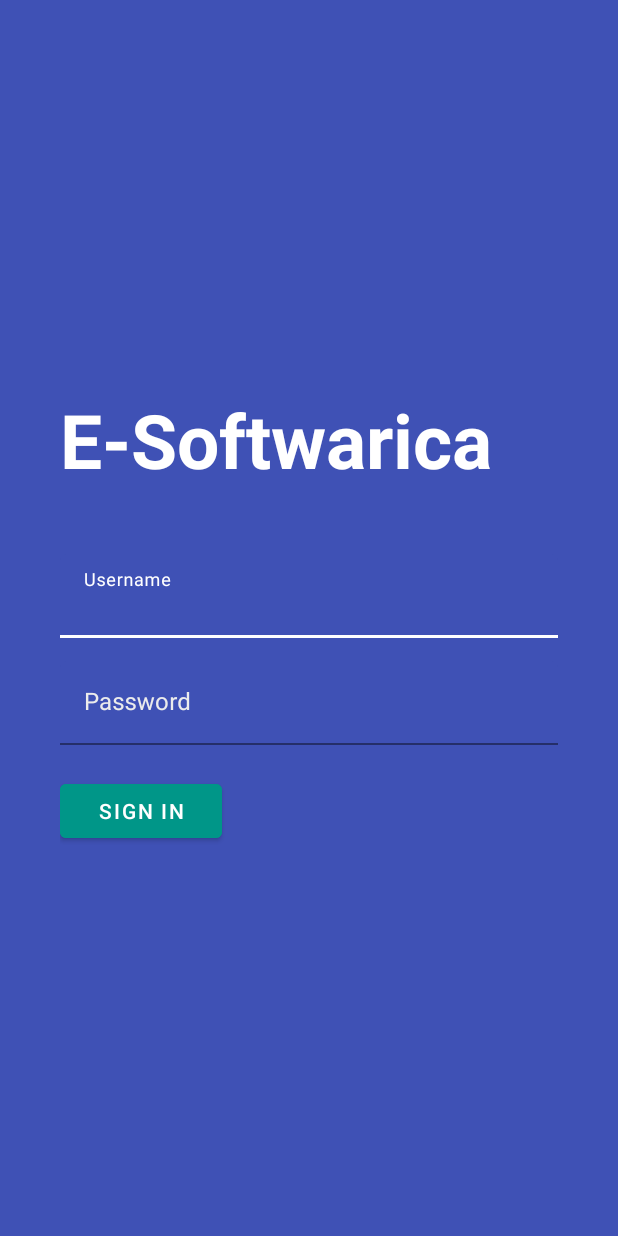
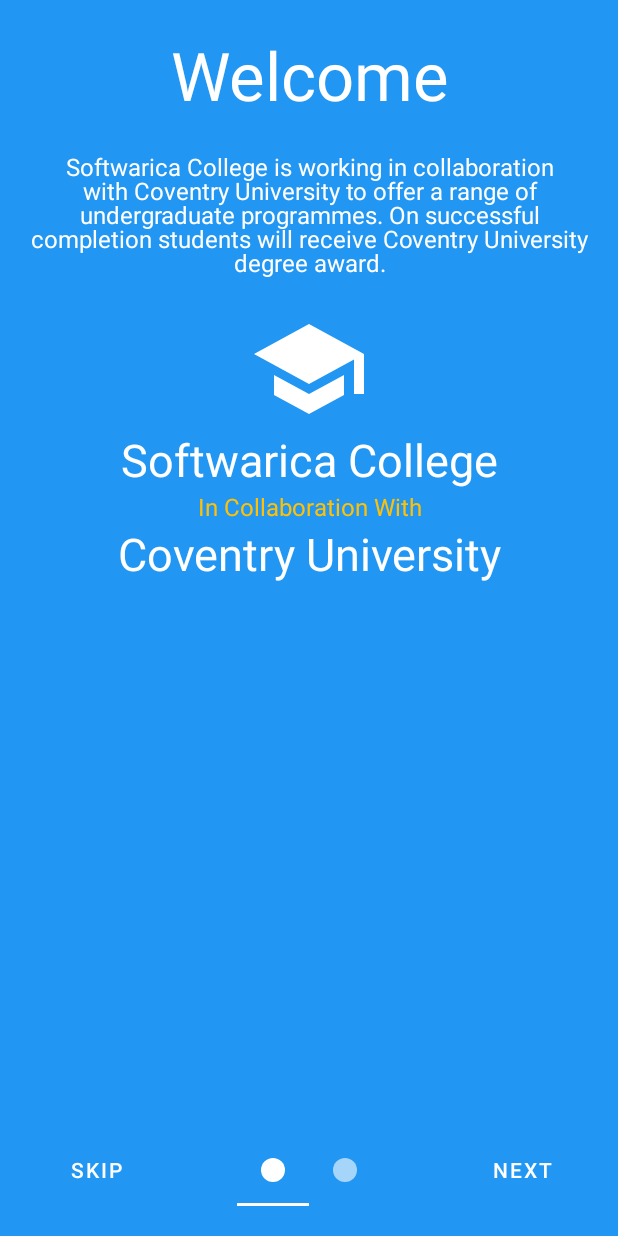
Before and after one commit to basantashubhu/week6assignment-android, an Android app: the screen it shows after launch (LoginActivity before the commit, WelcomeActivity after it), on a phone screen of 412 x 824 dp. Run offline under Robolectric (Android 15) with nearby library versions, the phone set to English and light mode, and no system bars.

Commit message:
tab layout and view pager 2 for welcome layout

```diff
--- /dev/null
+++ b/app/src/main/java/com/example/esoftwarica/WelcomeActivity.kt
@@ -0,0 +1,88 @@
+package com.example.esoftwarica
+
+import android.content.Intent
+import android.graphics.Color
+import android.graphics.drawable.Drawable
+import androidx.appcompat.app.AppCompatActivity
+import android.os.Bundle
+import android.widget.Button
+import android.widget.Toast
+import androidx.constraintlayout.widget.ConstraintLayout
+import androidx.core.content.ContextCompat
+import androidx.fragment.app.Fragment
+import androidx.viewpager2.widget.ViewPager2
+import com.example.esoftwarica.adapter.ViewPagerAdapter
+import com.example.esoftwarica.fragments.WelcomeFragmentOne
+import com.example.esoftwarica.fragments.WelcomeFragmentTwo
+import com.google.android.material.tabs.TabLayout
+import com.google.android.material.tabs.TabLayoutMediator
+
+class WelcomeActivity : AppCompatActivity() {
+    private lateinit var tabs : TabLayout
+    private lateinit var pageContainer : ViewPager2
+    private lateinit var mainContainer : ConstraintLayout
+
+    private lateinit var skipBtn : Button
+    private lateinit var nextBtn : Button
+
+    private val listFragments = arrayListOf<Fragment>()
+    private val listColors = arrayListOf<Int>()
+    private val listIcons = arrayListOf<Drawable>()
+
+    override fun onCreate(savedInstanceState: Bundle?) {
+        super.onCreate(savedInstanceState)
+        setContentView(R.layout.activity_welcome)
+        //binding
+        mainContainer = findViewById(R.id.mainContainerLayout)
+        skipBtn = findViewById(R.id.skip_btn)
+        nextBtn = findViewById(R.id.next_btn)
+        tabs = findViewById(R.id.tabs)
+        pageContainer = findViewById(R.id.pageContainer)
+        pageContainer.adapter = ViewPagerAdapter(listFragments, supportFragmentManager, lifecycle)
+
+        populateFrags()
+
+        TabLayoutMediator(tabs, pageContainer) { tab, position ->
+            tab.icon = listIcons[position]
+        }.attach()
+
+        tabs.addOnTabSelectedListener(object : TabLayout.OnTabSelectedListener {
+            override fun onTabSelected(tab: TabLayout.Tab?) {
+                mainContainer.setBackgroundColor(listColors[tab?.position?:0])
+            }
+            override fun onTabUnselected(tab: TabLayout.Tab?) {
+            }
+            override fun onTabReselected(tab: TabLayout.Tab?) {
+            }
+        })
+
+        skipBtn.setOnClickListener {
+            loginActivity()
+        }
+        nextBtn.setOnClickListener {
+            val tab = tabs.selectedTabPosition
+            if (tab < tabs.tabCount-1) {
+                tabs.getTabAt(tab + 1)?.select()
+            } else {
+                loginActivity()
+            }
+        }
+    }
+
+    private fun loginActivity() {
+        val loginActivity = Intent(this, LoginActivity::class.java)
+        startActivity(loginActivity)
+        finish()
+    }
+
+    private fun populateFrags() {
+        listIcons.add(ContextCompat.getDrawable(this, R.drawable.ic_point_24)!!)
+        listIcons.add(ContextCompat.getDrawable(this, R.drawable.ic_point_24)!!)
+
+        listColors.add(ContextCompat.getColor(this, R.color.info))
+        listColors.add(ContextCompat.getColor(this, R.color.success))
+
+        listFragments.add(WelcomeFragmentOne())
+        listFragments.add(WelcomeFragmentTwo())
+    }
+}
--- /dev/null
+++ b/app/src/main/java/com/example/esoftwarica/fragments/WelcomeFragmentOne.kt
@@ -0,0 +1,20 @@
+package com.example.esoftwarica.fragments
+
+import android.os.Bundle
+import androidx.fragment.app.Fragment
+import android.view.LayoutInflater
+import android.view.View
+import android.view.ViewGroup
+import androidx.constraintlayout.widget.ConstraintLayout
+import androidx.core.content.ContextCompat
+import com.example.esoftwarica.R
+
+class WelcomeFragmentOne : Fragment() {
+
+    override fun onCreateView(
+        inflater: LayoutInflater, container: ViewGroup?,
+        savedInstanceState: Bundle?
+    ): View? {
+        return inflater.inflate(R.layout.fragment_welcome_one, container, false)
+    }
+}
--- /dev/null
+++ b/app/src/main/java/com/example/esoftwarica/fragments/WelcomeFragmentTwo.kt
@@ -0,0 +1,19 @@
+package com.example.esoftwarica.fragments
+
+import android.os.Bundle
+import androidx.fragment.app.Fragment
+import android.view.LayoutInflater
+import android.view.View
+import android.view.ViewGroup
+import androidx.constraintlayout.widget.ConstraintLayout
+import androidx.core.content.ContextCompat
+import com.example.esoftwarica.R
+
+class WelcomeFragmentTwo : Fragment() {
+    override fun onCreateView(
+        inflater: LayoutInflater, container: ViewGroup?,
+        savedInstanceState: Bundle?
+    ): View? {
+        return inflater.inflate(R.layout.fragment_welcome_two, container, false)
+    }
+}
--- /dev/null
+++ b/app/src/main/res/drawable/baseline_school_light_24.xml
@@ -0,0 +1,10 @@
+<vector xmlns:android="http://schemas.android.com/apk/res/android"
+    android:width="24dp"
+    android:height="24dp"
+    android:viewportWidth="24"
+    android:viewportHeight="24"
+    android:tint="@color/white">
+  <path
+      android:fillColor="@android:color/white"
+      android:pathData="M5,13.18v4L12,21l7,-3.82v-4L12,17l-7,-3.82zM12,3L1,9l11,6 9,-4.91V17h2V9L12,3z"/>
+</vector>
--- /dev/null
+++ b/app/src/main/res/drawable/ic_point_24.xml
@@ -0,0 +1,5 @@
+<vector android:height="24dp" android:tint="#FFFFFF"
+    android:viewportHeight="24" android:viewportWidth="24"
+    android:width="24dp" xmlns:android="http://schemas.android.com/apk/res/android">
+    <path android:fillColor="@android:color/white" android:pathData="M12,12m-8,0a8,8 0,1 1,16 0a8,8 0,1 1,-16 0"/>
+</vector>
--- /dev/null
+++ b/app/src/main/res/layout/activity_welcome.xml
@@ -0,0 +1,49 @@
+<?xml version="1.0" encoding="utf-8"?>
+<androidx.constraintlayout.widget.ConstraintLayout xmlns:android="http://schemas.android.com/apk/res/android"
+    xmlns:app="http://schemas.android.com/apk/res-auto"
+    xmlns:tools="http://schemas.android.com/tools"
+    android:id="@+id/mainContainerLayout"
+    android:layout_width="match_parent"
+    android:layout_height="match_parent"
+    android:background="@color/info"
+    android:padding="20sp"
+    tools:context=".WelcomeActivity">
+
+    <androidx.viewpager2.widget.ViewPager2
+        android:id="@+id/pageContainer"
+        android:layout_width="match_parent"
+        app:layout_constraintBottom_toTopOf="@id/tabs"
+        app:layout_constraintTop_toTopOf="parent"
+        android:layout_height="0dp" />
+
+    <Button
+        android:id="@+id/skip_btn"
+        android:text="Skip"
+        android:textColor="@color/white"
+        app:layout_constraintStart_toStartOf="parent"
+        app:layout_constraintBottom_toBottomOf="parent"
+        style="@style/Widget.MaterialComponents.Button.TextButton"
+        android:layout_width="wrap_content"
+        android:layout_height="wrap_content"/>
+
+    <com.google.android.material.tabs.TabLayout
+        android:id="@+id/tabs"
+        app:layout_constraintStart_toEndOf="@id/skip_btn"
+        app:layout_constraintEnd_toStartOf="@id/next_btn"
+        app:layout_constraintBottom_toBottomOf="parent"
+        style="@style/TabLayoutStyle"
+        android:background="@null"
+        android:layout_width="wrap_content"
+        android:layout_height="wrap_content"/>
+
+    <Button
+        android:id="@+id/next_btn"
+        android:text="next"
+        android:textColor="@color/white"
+        app:layout_constraintEnd_toEndOf="parent"
+        app:layout_constraintBottom_toBottomOf="parent"
+        style="@style/Widget.MaterialComponents.Button.TextButton"
+        android:layout_width="wrap_content"
+        android:layout_height="wrap_content"/>
+
+</androidx.constraintlayout.widget.ConstraintLayout>
--- /dev/null
+++ b/app/src/main/res/layout/fragment_welcome_one.xml
@@ -0,0 +1,64 @@
+<?xml version="1.0" encoding="utf-8"?>
+<FrameLayout xmlns:android="http://schemas.android.com/apk/res/android"
+    xmlns:tools="http://schemas.android.com/tools"
+    android:layout_width="match_parent"
+    android:layout_height="match_parent"
+    tools:context=".fragments.WelcomeFragmentOne">
+
+
+    <LinearLayout
+        android:orientation="vertical"
+        android:layout_width="match_parent"
+        android:layout_height="match_parent">
+
+        <TextView
+            android:textColor="@color/white"
+            android:autoSizeTextType="uniform"
+            android:gravity="center_horizontal"
+            android:text="Welcome"
+            android:layout_width="match_parent"
+            android:layout_height="60sp"/>
+
+        <TextView
+            android:layout_marginTop="20sp"
+            android:text="@string/softwarica_desc"
+            android:textSize="16sp"
+            android:lineHeight="16sp"
+            android:textColor="@color/white"
+            android:gravity="center_horizontal"
+            android:layout_width="match_parent"
+            android:layout_height="wrap_content"/>
+
+        <ImageView
+            android:layout_marginTop="20sp"
+            android:layout_gravity="center_horizontal"
+            android:src="@drawable/baseline_school_light_24"
+            android:layout_width="80sp"
+            android:layout_height="80sp"/>
+
+        <TextView
+            android:textSize="30sp"
+            android:textColor="@color/white"
+            android:gravity="center_horizontal"
+            android:text="Softwarica College"
+            android:layout_width="match_parent"
+            android:layout_height="wrap_content"/>
+
+        <TextView
+            android:textColor="@color/orange"
+            android:textSize="16sp"
+            android:gravity="center_horizontal"
+            android:text="In Collaboration With"
+            android:layout_width="match_parent"
+            android:layout_height="wrap_content"/>
+
+        <TextView
+            android:textSize="30sp"
+            android:textColor="@color/white"
+            android:gravity="center_horizontal"
+            android:text="Coventry University"
+            android:layout_width="match_parent"
+            android:layout_height="wrap_content"/>
+    </LinearLayout>
+
+</FrameLayout>
--- a/app/src/main/res/values/strings.xml
+++ b/app/src/main/res/values/strings.xml
@@ -2,4 +2,5 @@
     <string name="app_name">ESoftwarica</string>
     <!-- TODO: Remove or change this placeholder text -->
     <string name="hello_blank_fragment">Hello blank fragment</string>
+    <string name="softwarica_desc">Softwarica College is working in collaboration with Coventry University to offer a range of undergraduate programmes. On successful completion students will receive Coventry University degree award.</string>
 </resources>
--- a/app/src/main/res/values/styles.xml
+++ b/app/src/main/res/values/styles.xml
@@ -11,4 +11,9 @@
         <item name="hintTextColor">@color/white</item>
         <item name="errorTextAppearance">@style/ErrorText</item>
     </style>
+    <style name="TabLayoutStyle" parent="Widget.MaterialComponents.TabLayout.Colored">
+        <item name="colorPrimary">@color/white</item>
+        <item name="tabIndicatorColor">@null</item>
+    </style>
+
 </resources>
```
Also changed, not shown: app/src/main/AndroidManifest.xml (+8 -3 lines), app/src/main/res/drawable/baseline_3d_rotation_24.xml (added, +10 -0 lines), app/src/main/res/drawable/baseline_bug_report_24.xml (added, +10 -0 lines), app/src/main/res/drawable/baseline_desktop_windows_24.xml (added, +10 -0 lines), app/src/main/res/drawable/baseline_wifi_24.xml (added, +10 -0 lines), app/src/main/res/layout/fragment_welcome_two.xml (added, +62 -0 lines), 1 other file.
